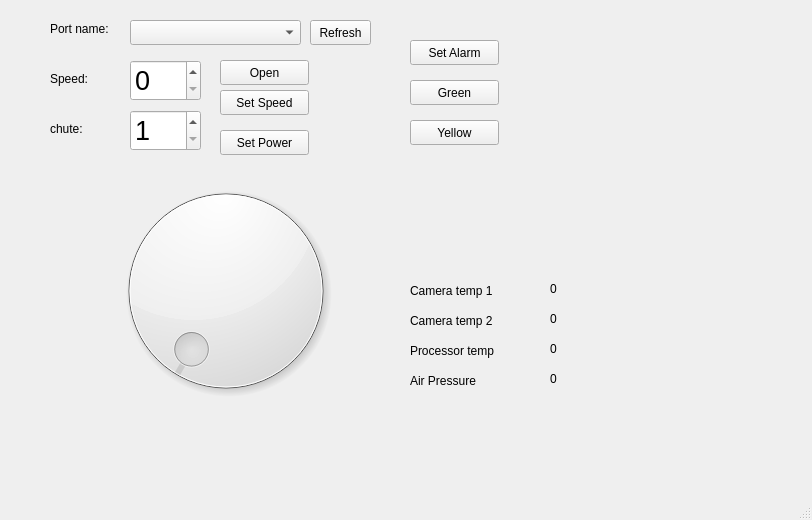
This is mainwindow.ui in amin-amani/FeederController as Qt 5 draws it before an edit. The edited form follows.
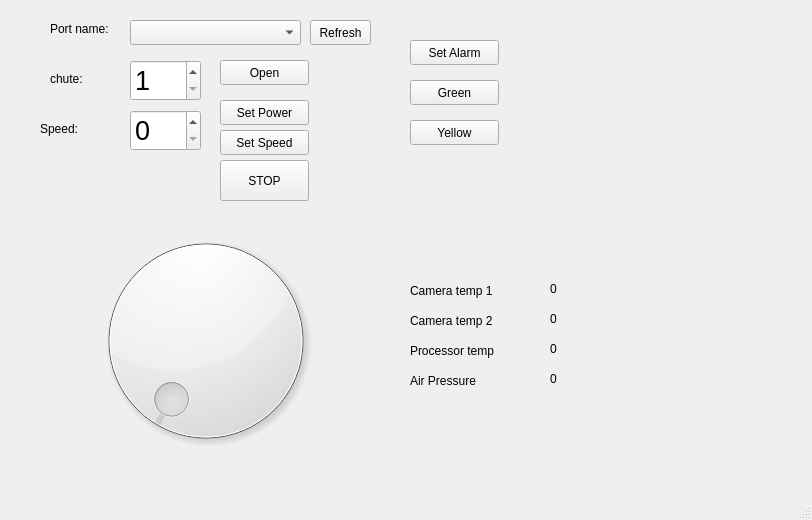
This is the edited form.

Diff of the .ui file:
```diff
--- a/mainwindow.ui
+++ b/mainwindow.ui
@@ -53,8 +53,8 @@
    <widget class="QDial" name="dial">
     <property name="geometry">
      <rect>
-      <x>20</x>
-      <y>170</y>
+      <x>0</x>
+      <y>220</y>
       <width>411</width>
       <height>241</height>
      </rect>
@@ -67,7 +67,7 @@
     <property name="geometry">
      <rect>
       <x>130</x>
-      <y>60</y>
+      <y>110</y>
       <width>71</width>
       <height>41</height>
      </rect>
@@ -84,8 +84,8 @@
    <widget class="QLabel" name="label_2">
     <property name="geometry">
      <rect>
-      <x>50</x>
-      <y>70</y>
+      <x>40</x>
+      <y>120</y>
       <width>81</width>
       <height>17</height>
      </rect>
@@ -98,7 +98,7 @@
     <property name="geometry">
      <rect>
       <x>220</x>
-      <y>90</y>
+      <y>130</y>
       <width>89</width>
       <height>25</height>
      </rect>
@@ -111,7 +111,7 @@
     <property name="geometry">
      <rect>
       <x>130</x>
-      <y>110</y>
+      <y>60</y>
       <width>71</width>
       <height>41</height>
      </rect>
@@ -132,7 +132,7 @@
     <property name="geometry">
      <rect>
       <x>50</x>
-      <y>120</y>
+      <y>70</y>
       <width>81</width>
       <height>17</height>
      </rect>
@@ -145,7 +145,7 @@
     <property name="geometry">
      <rect>
       <x>220</x>
-      <y>130</y>
+      <y>100</y>
       <width>89</width>
       <height>25</height>
      </rect>
@@ -310,6 +310,19 @@
      <string>Refresh</string>
     </property>
    </widget>
+   <widget class="QPushButton" name="BtnStop">
+    <property name="geometry">
+     <rect>
+      <x>220</x>
+      <y>160</y>
+      <width>89</width>
+      <height>41</height>
+     </rect>
+    </property>
+    <property name="text">
+     <string>STOP</string>
+    </property>
+   </widget>
   </widget>
   <widget class="QMenuBar" name="menubar">
    <property name="geometry">
```
